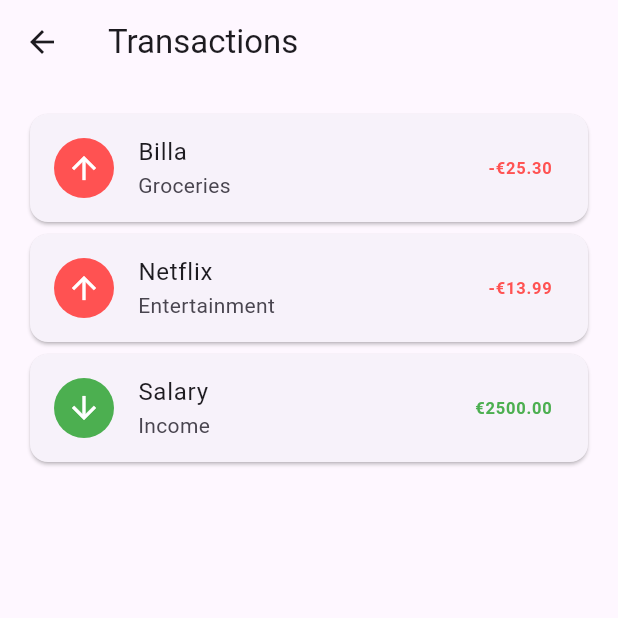
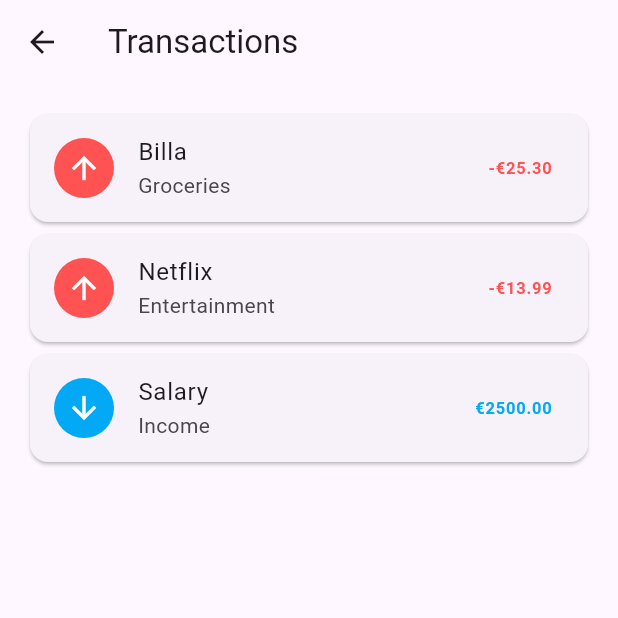
Before and after one commit to staalc05/Budgetier, a Flutter app: the TransactionsScreen screen opened directly, on a phone screen of 412 x 824 dp, the top half of it. Run offline on Flutter 3.47's test engine with Material 3 defaults, Android fonts, the phone set to English and light mode, and no system bars; our stand-ins replace flutter_riverpod.

Commit message:
Change incoming transaction color to light blue

```diff
--- a/mobile/budgetier_app/lib/screens/transactions_screen.dart
+++ b/mobile/budgetier_app/lib/screens/transactions_screen.dart
@@ -53,10 +53,14 @@ class _TransactionTile extends StatelessWidget {
   @override
   Widget build(BuildContext context) {
     final isOutgoing = amount < 0;
+    // Use light blue for incoming transactions instead of green to align with
+    // the overall application colour scheme. Outgoing transactions remain
+    // highlighted in red to convey the negative context.
+    final Color indicatorColor = isOutgoing ? Colors.redAccent : Colors.lightBlue;
     return Card(
       child: ListTile(
         leading: CircleAvatar(
-          backgroundColor: isOutgoing ? Colors.redAccent : Colors.green,
+          backgroundColor: indicatorColor,
           child: Icon(isOutgoing ? Icons.arrow_upward : Icons.arrow_downward, color: Colors.white),
         ),
         title: Text(description),
@@ -64,7 +68,7 @@ class _TransactionTile extends StatelessWidget {
         trailing: Text(
           '${isOutgoing ? '-' : ''}€${amount.abs().toStringAsFixed(2)}',
           style: TextStyle(
-            color: isOutgoing ? Colors.redAccent : Colors.green,
+            color: indicatorColor,
             fontWeight: FontWeight.bold,
           ),
         ),
```
